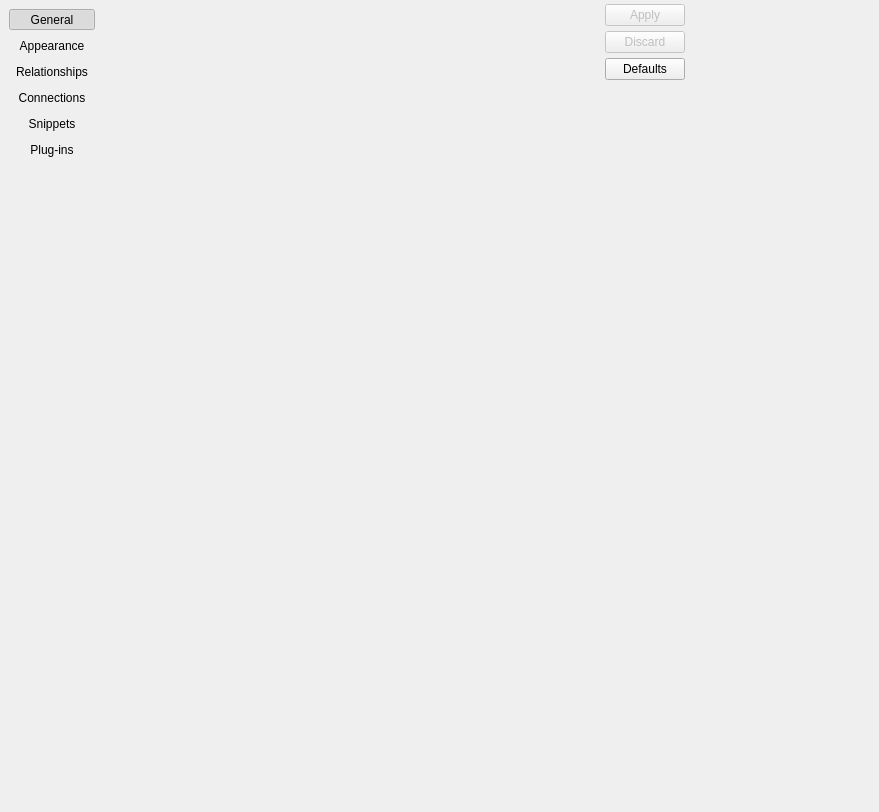
Old version of the form libs/libgui/ui/settings/configurationwidget.ui in the repository arichiardi/pgmodeler.
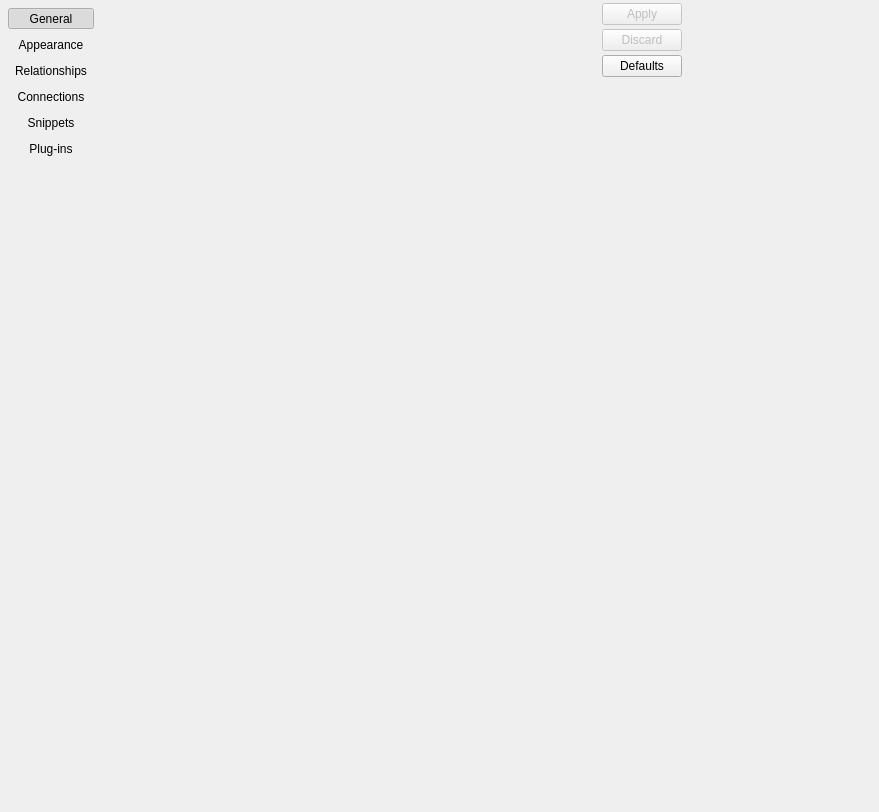
New version of the form. Icons and pictures are not drawn.

```diff
--- a/libs/libgui/ui/settings/configurationwidget.ui
+++ b/libs/libgui/ui/settings/configurationwidget.ui
@@ -28,19 +28,19 @@
   </property>
   <layout class="QHBoxLayout" name="horizontalLayout">
    <property name="spacing">
-    <number>5</number>
+    <number>4</number>
    </property>
    <property name="leftMargin">
-    <number>4</number>
+    <number>3</number>
    </property>
    <property name="topMargin">
-    <number>4</number>
+    <number>3</number>
    </property>
    <property name="rightMargin">
-    <number>4</number>
+    <number>3</number>
    </property>
    <property name="bottomMargin">
-    <number>4</number>
+    <number>3</number>
    </property>
    <item>
     <layout class="QVBoxLayout" name="verticalLayout">
```
